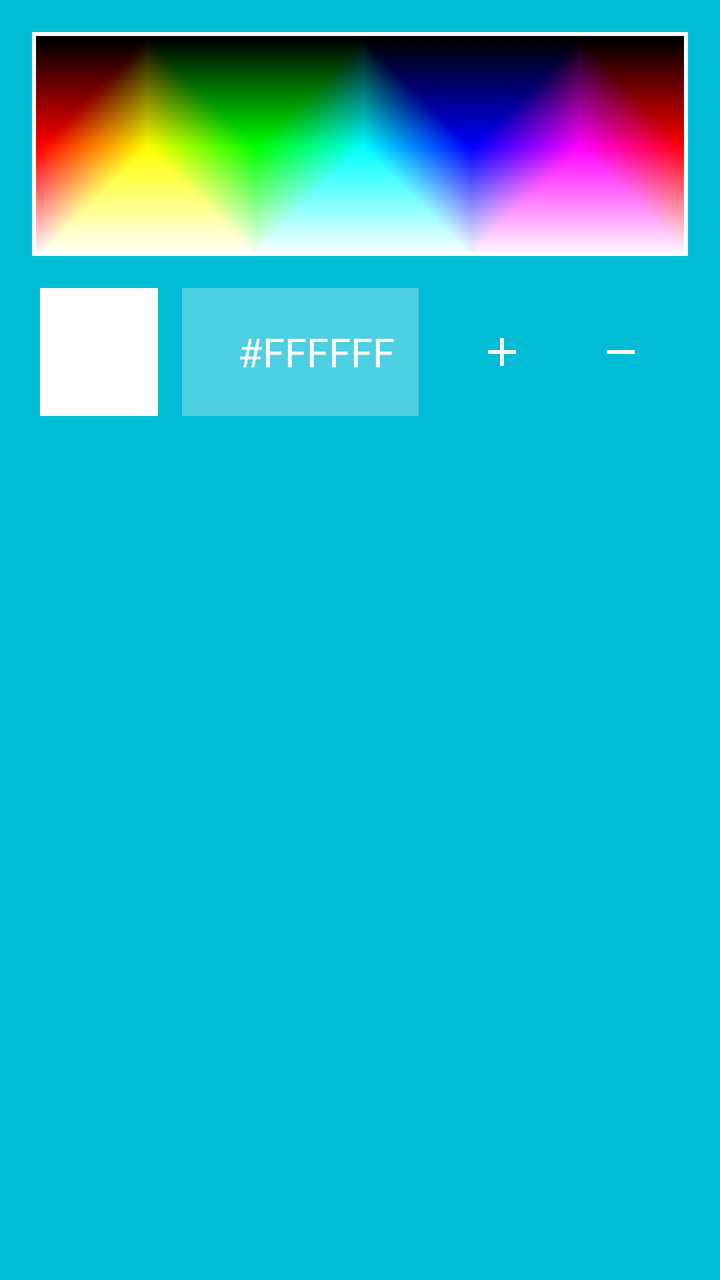
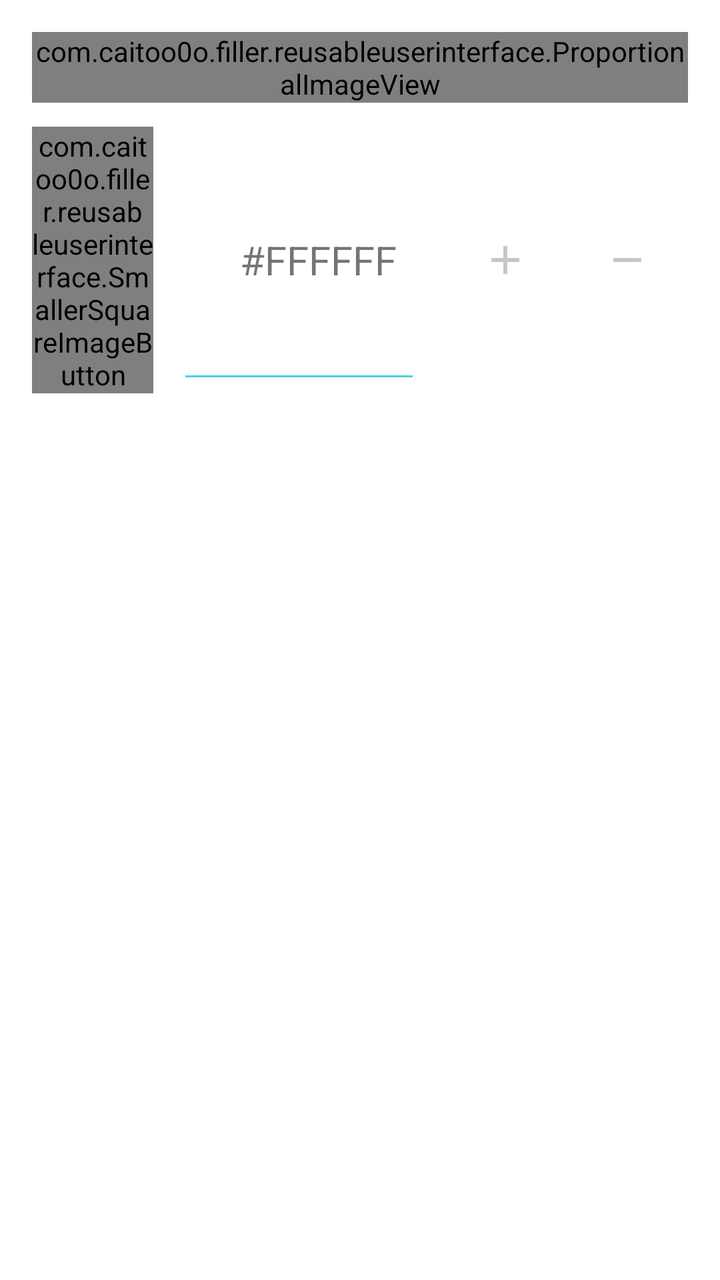

Two renders of the same Android screen: before a commit and after it. Below are the layout's source before the change and the commit's diff.
<!-- AndroidManifest.xml: application theme AppTheme -->
<!-- res/layout/effect_color_options.xml -->
<?xml version="1.0" encoding="utf-8"?>
<LinearLayout xmlns:android="http://schemas.android.com/apk/res/android"
    android:layout_width="340dp"
    android:layout_height="wrap_content"
    android:background="@color/colorDark"
    android:padding="@dimen/small_margin"
    android:orientation="vertical" >
    <ImageView
        android:id="@+id/color_spectrum_image_view"
        android:layout_width="match_parent"
        android:layout_height="wrap_content"
        android:adjustViewBounds="true"
        android:scaleType="fitCenter"
        android:layout_margin="@dimen/activity_horizontal_margin"
        android:layout_marginRight="@dimen/activity_horizontal_margin"
        android:layout_marginTop="@dimen/activity_vertical_margin"
        android:padding="2dp"
        android:background="@drawable/effect_button"
        android:src="@drawable/color_spectrum"/>

    <LinearLayout
        android:layout_width="match_parent"
        android:layout_height="wrap_content"
        android:background="@color/colorDark"
        android:padding="@dimen/small_margin"
        android:orientation="horizontal" >
        <ImageButton
            android:id="@+id/color_selected_image_view"
            android:layout_width="0dp"
            android:layout_height="match_parent"
            android:layout_weight="1"
            android:layout_marginLeft="@dimen/activity_horizontal_margin"
            android:layout_marginRight="@dimen/activity_horizontal_margin"
            android:background="#FFFFFFFF"/>

        <EditText
            android:id="@+id/color_selected_edit_text"
            android:layout_width="0dp"
            android:layout_height="match_parent"
            android:layout_weight="2"
            android:padding="@dimen/activity_horizontal_margin"
            android:layout_marginRight="@dimen/activity_horizontal_margin"
            android:text="#FFFFFF"
            android:inputType="textNoSuggestions"
            android:cursorVisible="false"
            android:textAlignment="textEnd"
            android:textSize="20sp"
            android:textColor="@color/colorAccent"
            android:background="@color/colorPrimary"
            android:imeOptions="actionDone" />

        <ImageButton
            android:id="@+id/add_color_button"
            android:layout_width="0dp"
            android:layout_weight="1"
            android:layout_height="fill_parent"
            android:padding="@dimen/activity_vertical_margin"
            android:background="@drawable/my_menu_bar_button"
            android:src="@drawable/ic_add_24dp" />

        <ImageButton
            android:id="@+id/remove_color_button"
            android:layout_width="0dp"
            android:layout_weight="1"
            android:layout_height="fill_parent"
            android:padding="@dimen/activity_vertical_margin"
            android:layout_marginRight="@dimen/activity_horizontal_margin"
            android:background="@drawable/my_menu_bar_button"
            android:src="@drawable/ic_remove_24dp" />

        </LinearLayout>

    <GridView
        android:id="@+id/color_palette_grid_view"
        android:layout_width="match_parent"
        android:layout_height="70dp"
        android:layout_margin="@dimen/activity_horizontal_margin"
        android:numColumns="8"
        android:gravity="center"
        >
        </GridView>
</LinearLayout>
<!-- resources referenced by this layout -->
<resources>
  <color name="colorAccent">#ffffffff</color>
  <color name="colorDark">#FF00BCD4</color>
  <color name="colorPrimary">#ff4DD0E1</color>
  <!-- drawable color_spectrum: png bitmap (drawable, 1038 bytes) -->
  <!-- drawable effect_button (drawable) -->
  <layer-list xmlns:android="http://schemas.android.com/apk/res/android" >
      <item>
          <shape android:shape="rectangle" >
              <stroke
                  android:width="@dimen/image_button_border"
                  android:color="@color/colorAccent" />
  
              <solid android:color="#00FFFFFF" />
          </shape>
      </item>
  </layer-list>
  <!-- drawable ic_add_24dp (drawable) -->
  <vector xmlns:android="http://schemas.android.com/apk/res/android"
          android:width="24dp"
          android:height="24dp"
          android:viewportWidth="24.0"
          android:viewportHeight="24.0">
      
      <path
          android:fillColor="#FFFFFFFF"
          android:pathData="M19,13h-6v6h-2v-6H5v-2h6V5h2v6h6v2z"/>
  </vector>
  <!-- drawable ic_remove_24dp (drawable) -->
  <vector xmlns:android="http://schemas.android.com/apk/res/android"
          android:width="24dp"
          android:height="24dp"
          android:viewportWidth="24.0"
          android:viewportHeight="24.0">
      
      <path
          android:fillColor="#FFFFFFFF"
          android:pathData="M19,13H5v-2h14v2z"/>
  </vector>
  <!-- drawable my_menu_bar_button (drawable) -->
  <?xml version="1.0" encoding="utf-8"?>
  <selector xmlns:android="http://schemas.android.com/apk/res/android" >
      <item android:state_pressed="true" >
          <shape android:shape="rectangle"  >
              
              <gradient android:angle="-90" android:startColor="@color/colorHighlight" android:endColor="@color/colorHighlight"  />
              <corners
                  android:radius="@dimen/button_radius" />
          </shape>
     </item>
     <item android:state_focused="true">
         <shape android:shape="rectangle"  >
             
             <solid android:color="@color/colorHighlight"/>
             <corners
                 android:radius="@dimen/button_radius" />
         </shape>
     </item>
     <item >
         <shape android:shape="rectangle"  >
             
             
             <gradient android:angle="-90" android:startColor="@android:color/transparent" android:endColor="@android:color/transparent" />
             <corners
                 android:radius="@dimen/button_radius" />
         </shape>
      </item>
  </selector>
  <style name="AppTheme" parent="Theme.AppCompat">
          
          <item name="colorPrimary">@color/colorPrimary</item>
          <item name="colorPrimaryDark">@color/colorPrimaryDark</item> 
          <item name="colorAccent">@color/colorAccent</item> 
          <item name="android:colorBackground">@color/colorPrimaryDark</item> 
          <item name="android:windowBackground">@color/colorPrimaryDark</item> 
          <item name="android:itemBackground">@color/colorPrimary</item> 
  
          <item name="android:textColorPrimary">@color/colorAccent</item> 
          
          <item name="android:textColorSecondary">@color/colorAccent</item> 
          
          
          
          
          
          
          
          <item name="android:textColorHighlight">@color/colorPrimary</item>
          <item name="android:textColorLink">@color/colorHighlight</item>
      </style>
  <dimen name="image_button_border">2dp</dimen>
  <color name="colorHighlight">#ff84FFFF</color>
  <dimen name="button_radius">8dp</dimen>
  <color name="colorPrimaryDark">#ff26C6DA</color>
  <!-- unchanged entries left out for length: 3 -->
</resources>

<!-- the commit's change to res/layout/effect_color_options.xml (unified diff, before → after) -->
@@ -2,10 +2,10 @@
 <LinearLayout xmlns:android="http://schemas.android.com/apk/res/android"
     android:layout_width="340dp"
     android:layout_height="wrap_content"
-    android:background="@color/colorDark"
+    android:background="@color/colorPrimary"
     android:padding="@dimen/small_margin"
     android:orientation="vertical" >
-    <ImageView
+    <com.caitoo0o.filler.reusableuserinterface.ProportionalImageView
         android:id="@+id/color_spectrum_image_view"
         android:layout_width="match_parent"
         android:layout_height="wrap_content"
@@ -14,24 +14,21 @@
         android:layout_margin="@dimen/activity_horizontal_margin"
         android:layout_marginRight="@dimen/activity_horizontal_margin"
         android:layout_marginTop="@dimen/activity_vertical_margin"
-        android:padding="2dp"
-        android:background="@drawable/effect_button"
-        android:src="@drawable/color_spectrum"/>
+        android:src="@drawable/img_color_spectrum"/>
 
     <LinearLayout
         android:layout_width="match_parent"
         android:layout_height="wrap_content"
-        android:background="@color/colorDark"
-        android:padding="@dimen/small_margin"
         android:orientation="horizontal" >
-        <ImageButton
+        <com.caitoo0o.filler.reusableuserinterface.SmallerSquareImageButton
             android:id="@+id/color_selected_image_view"
             android:layout_width="0dp"
             android:layout_height="match_parent"
             android:layout_weight="1"
             android:layout_marginLeft="@dimen/activity_horizontal_margin"
             android:layout_marginRight="@dimen/activity_horizontal_margin"
-            android:background="#FFFFFFFF"/>
+            android:background="#FFFFFFFF"
+            android:src="@drawable/button_paint_color_bg"/>
 
         <EditText
             android:id="@+id/color_selected_edit_text"
@@ -43,10 +40,8 @@
             android:text="#FFFFFF"
             android:inputType="textNoSuggestions"
             android:cursorVisible="false"
-            android:textAlignment="textEnd"
+            android:gravity="right|center_vertical"
             android:textSize="20sp"
-            android:textColor="@color/colorAccent"
-            android:background="@color/colorPrimary"
             android:imeOptions="actionDone" />
 
         <ImageButton
@@ -55,7 +50,7 @@
             android:layout_weight="1"
             android:layout_height="fill_parent"
             android:padding="@dimen/activity_vertical_margin"
-            android:background="@drawable/my_menu_bar_button"
+            android:background="@drawable/button_selector_small"
             android:src="@drawable/ic_add_24dp" />
 
         <ImageButton
@@ -65,7 +60,7 @@
             android:layout_height="fill_parent"
             android:padding="@dimen/activity_vertical_margin"
             android:layout_marginRight="@dimen/activity_horizontal_margin"
-            android:background="@drawable/my_menu_bar_button"
+            android:background="@drawable/button_selector_small"
             android:src="@drawable/ic_remove_24dp" />
 
         </LinearLayout>
<!-- resource entries referenced after the edit -->
@@ -1,21 +1,52 @@
 <!-- resources referenced by this layout -->
 <resources>
-  <color name="colorAccent">#ffffffff</color>
-  <color name="colorDark">#FF00BCD4</color>
-  <color name="colorPrimary">#ff4DD0E1</color>
-  <!-- drawable color_spectrum: png bitmap (drawable, 1038 bytes) -->
-  <!-- drawable effect_button (drawable) -->
-  <layer-list xmlns:android="http://schemas.android.com/apk/res/android" >
+  <color name="colorAccent">#ffb4ffff</color>
+  <color name="colorBackground">#fff5f5f5</color>
+  <color name="colorForeground">@color/colorPrimary</color>
+  <color name="colorSecondary">#ff4DD0E1</color>
+  <style name="Overflow" parent="@style/Widget.AppCompat.Light.ActionButton.Overflow">
+          <item name="android:src">@drawable/ic_more_vert_24dp</item>
+      </style>
+  <style name="EditText" parent="@style/Widget.AppCompat.EditText">
+          <item name="android:textColor">@color/colorEditText</item>
+      </style>
+  <!-- drawable ic_more_vert_24dp (drawable) -->
+  <vector xmlns:android="http://schemas.android.com/apk/res/android"
+          android:width="24dp"
+          android:height="24dp"
+          android:viewportWidth="24.0"
+          android:viewportHeight="24.0">
+      <path
+          android:fillColor="#ffc7c7c7"
+          android:pathData="M12,8c1.1,0 2,-0.9 2,-2s-0.9,-2 -2,-2 -2,0.9 -2,2 0.9,2 2,2zM12,10c-1.1,0 -2,0.9 -2,2s0.9,2 2,2 2,-0.9 2,-2 -0.9,-2 -2,-2zM12,16c-1.1,0 -2,0.9 -2,2s0.9,2 2,2 2,-0.9 2,-2 -0.9,-2 -2,-2z"/>
+  </vector>
+  <color name="colorEditText">#8a000000</color>
+  <color name="colorPrimary">#ffffffff</color>
+  <!-- drawable button_paint_color_bg (drawable) -->
+  <layer-list xmlns:android="http://schemas.android.com/apk/res/android">
       <item>
           <shape android:shape="rectangle" >
               <stroke
-                  android:width="@dimen/image_button_border"
-                  android:color="@color/colorAccent" />
-  
-              <solid android:color="#00FFFFFF" />
+                  android:width="1dp"
+                  android:color="@color/colorPrimaryDark"/>
+              <solid android:color="#00000000" />
           </shape>
       </item>
   </layer-list>
+  <!-- drawable button_selector_small (drawable) -->
+  <?xml version="1.0" encoding="utf-8"?>
+  <selector xmlns:android="http://schemas.android.com/apk/res/android" >
+      <item android:state_pressed="true" >
+          <shape android:shape="rectangle"  >
+              <solid android:color="#ffeeeeee"/>
+          </shape>
+     </item>
+     <item>
+         <shape android:shape="rectangle">
+             <solid android:color="#00000000"/>
+         </shape>
+      </item>
+  </selector>
   <!-- drawable ic_add_24dp (drawable) -->
   <vector xmlns:android="http://schemas.android.com/apk/res/android"
           android:width="24dp"
@@ -24,7 +55,7 @@
           android:viewportHeight="24.0">
       
       <path
-          android:fillColor="#FFFFFFFF"
+          android:fillColor="#ffc7c7c7"
           android:pathData="M19,13h-6v6h-2v-6H5v-2h6V5h2v6h6v2z"/>
   </vector>
   <!-- drawable ic_remove_24dp (drawable) -->
@@ -35,50 +66,26 @@
           android:viewportHeight="24.0">
       
       <path
-          android:fillColor="#FFFFFFFF"
+          android:fillColor="#ffc7c7c7"
           android:pathData="M19,13H5v-2h14v2z"/>
   </vector>
-  <!-- drawable my_menu_bar_button (drawable) -->
-  <?xml version="1.0" encoding="utf-8"?>
-  <selector xmlns:android="http://schemas.android.com/apk/res/android" >
-      <item android:state_pressed="true" >
-          <shape android:shape="rectangle"  >
-              
-              <gradient android:angle="-90" android:startColor="@color/colorHighlight" android:endColor="@color/colorHighlight"  />
-              <corners
-                  android:radius="@dimen/button_radius" />
-          </shape>
-     </item>
-     <item android:state_focused="true">
-         <shape android:shape="rectangle"  >
-             
-             <solid android:color="@color/colorHighlight"/>
-             <corners
-                 android:radius="@dimen/button_radius" />
-         </shape>
-     </item>
-     <item >
-         <shape android:shape="rectangle"  >
-             
-             
-             <gradient android:angle="-90" android:startColor="@android:color/transparent" android:endColor="@android:color/transparent" />
-             <corners
-                 android:radius="@dimen/button_radius" />
-         </shape>
-      </item>
-  </selector>
-  <style name="AppTheme" parent="Theme.AppCompat">
-          
+  <!-- drawable img_color_spectrum: png bitmap (drawable, 1038 bytes) -->
+  <style name="AppTheme" parent="BaseTheme">
+      </style>
+  <color name="colorPrimaryDark">#ffc7c7c7</color>
+  <style name="BaseTheme" parent="Theme.AppCompat.Light">
           <item name="colorPrimary">@color/colorPrimary</item>
           <item name="colorPrimaryDark">@color/colorPrimaryDark</item> 
           <item name="colorAccent">@color/colorAccent</item> 
-          <item name="android:colorBackground">@color/colorPrimaryDark</item> 
-          <item name="android:windowBackground">@color/colorPrimaryDark</item> 
+  
+          <item name="android:colorBackground">@color/colorBackground</item> 
+          <item name="android:windowBackground">@color/colorBackground</item> 
           <item name="android:itemBackground">@color/colorPrimary</item> 
+          <item name="android:colorForeground">@color/colorForeground</item>
   
-          <item name="android:textColorPrimary">@color/colorAccent</item> 
+          <item name="android:textColorPrimary">@color/colorSecondary</item> 
           
-          <item name="android:textColorSecondary">@color/colorAccent</item> 
+          <item name="android:textColorSecondary">@color/colorSecondary</item> 
           
           
           
@@ -87,12 +94,12 @@
           
           
           <item name="android:textColorHighlight">@color/colorPrimary</item>
-          <item name="android:textColorLink">@color/colorHighlight</item>
+          <item name="android:textColorLink">@color/colorSecondary</item>
+  
+          <item name="android:actionOverflowButtonStyle">@style/Overflow</item>
+  
+          <item name="editTextStyle">@style/EditText</item>
       </style>
-  <dimen name="image_button_border">2dp</dimen>
-  <color name="colorHighlight">#ff84FFFF</color>
-  <dimen name="button_radius">8dp</dimen>
-  <color name="colorPrimaryDark">#ff26C6DA</color>
   <!-- unchanged entries left out for length: 3 -->
 </resources>
 
